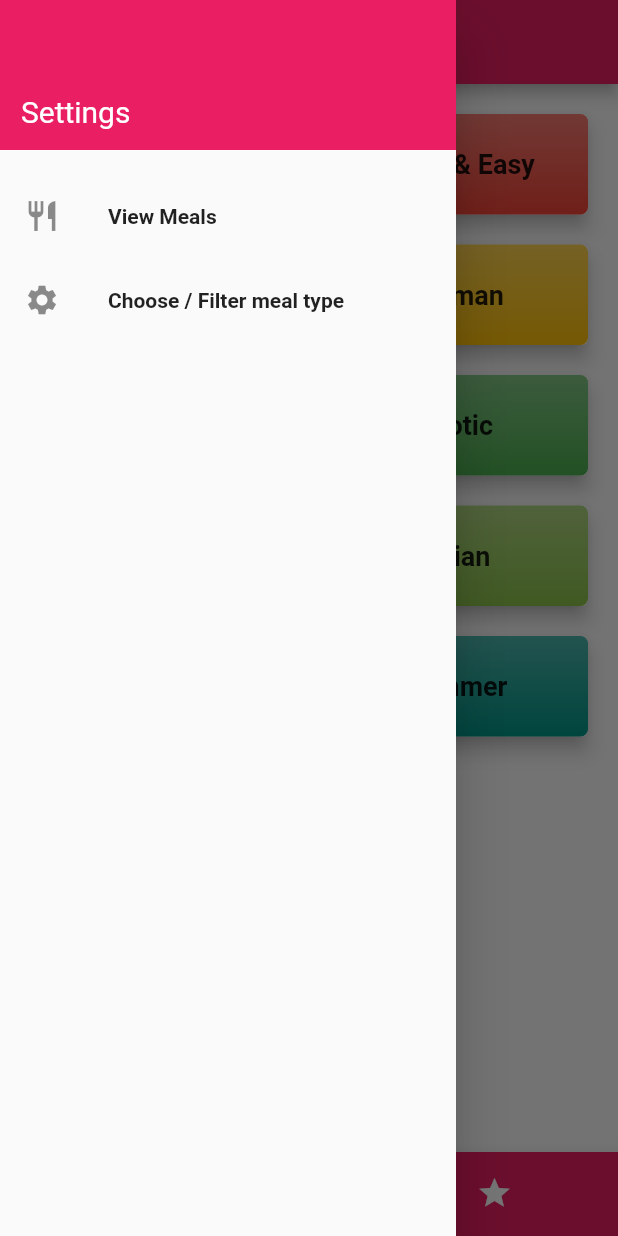
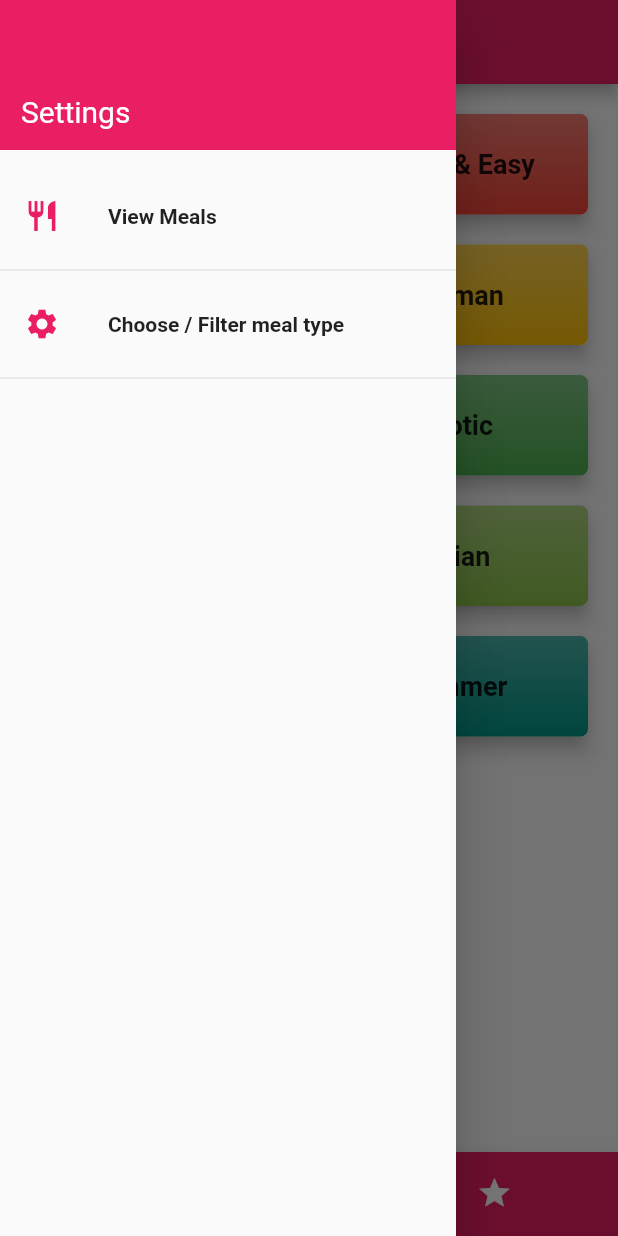
Before and after one commit to mydigita/flutter-recipe-app, a Flutter app: the screen it shows after launch, with the side drawer open, on a phone screen of 412 x 824 dp. Run offline on Flutter 3.47's test engine with Material 2 defaults, Android fonts, the phone set to English and light mode, and no system bars.

Commit message:
fixed sidebar menu view - drawer

```diff
--- a/lib/widgets/main_drawer.dart
+++ b/lib/widgets/main_drawer.dart
@@ -7,6 +7,7 @@ class MainDrawer extends StatelessWidget {
       leading: Icon(
         icon,
         size: 24,
+        color: Colors.pink,
       ),
       title: Text(
         title,
@@ -42,6 +43,7 @@ class MainDrawer extends StatelessWidget {
               Navigator.of(context).pushReplacementNamed('/');
             },
           ),
+          const Divider(),
           buildListTile(
             'Choose / Filter meal type',
             Icons.settings,
@@ -50,6 +52,7 @@ class MainDrawer extends StatelessWidget {
                   .pushReplacementNamed(FilterScreen.routeName);
             },
           ),
+          const Divider(),
         ],
       ),
     );
```
